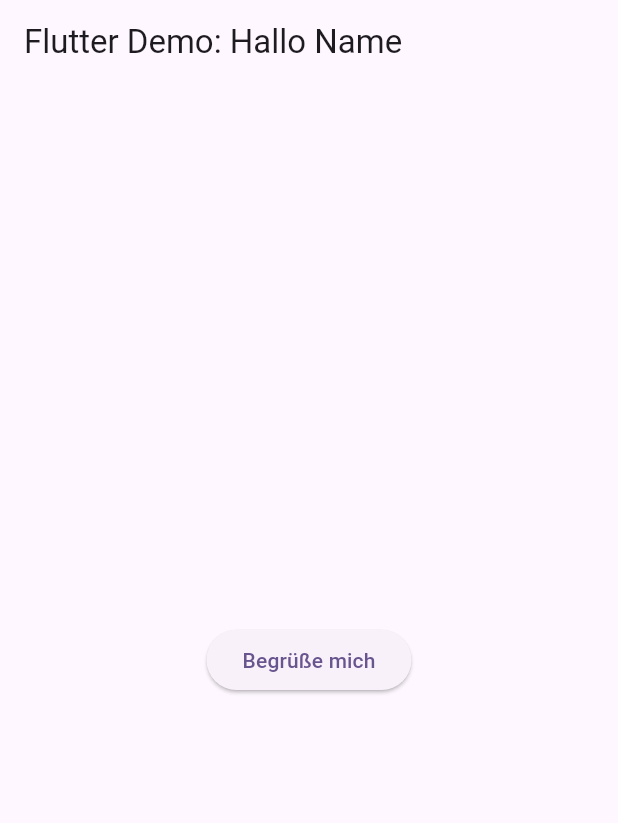
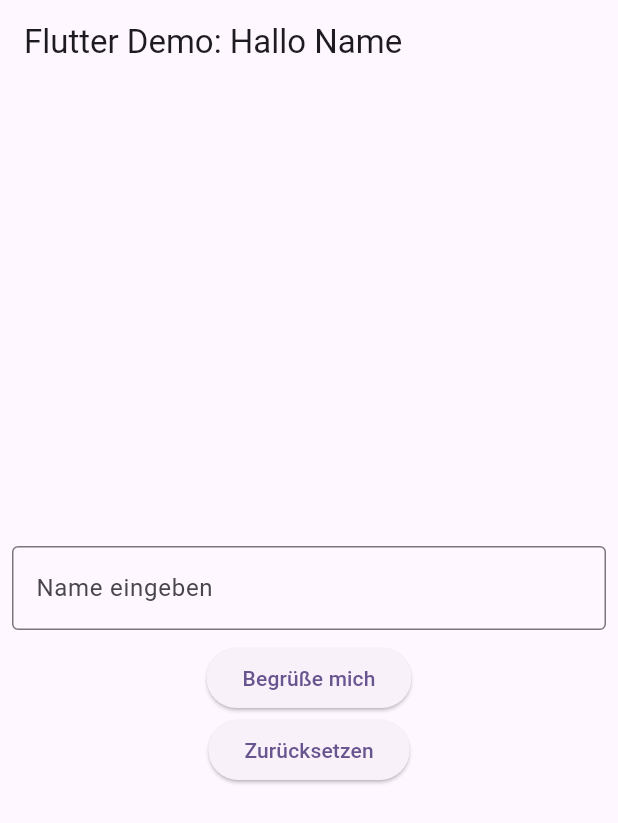
Before and after one commit to MDecker-MobileComputing/Flutter_HalloName, a Flutter app: the screen it shows after launch, after a tap on "Begrüße mich", on a phone screen of 412 x 824 dp. Shown: the top 823 px of the screen. Run offline on Flutter 3.47's test engine with Material 3 defaults, Android fonts, the phone set to English and light mode, and no system bars.

Commit message:
Button "Zuruecksetzen" dazu

```diff
--- a/lib/main.dart
+++ b/lib/main.dart
@@ -35,7 +35,8 @@
 
 
 class _MyHomePageState extends State<MyHomePage> {
-  int _counter = 0;
+
+  TextEditingController _controller = TextEditingController();
 
   /*
   void _incrementCounter() {
@@ -60,16 +61,36 @@
         child: Column(
           mainAxisAlignment: MainAxisAlignment.center,
           children: <Widget>[
+            Padding(
+              padding: const EdgeInsets.all(8.0),
+              child: Stack(
+                alignment: Alignment.centerRight,
+                children: [
+                  TextField(
+                    controller: _controller,
+                    decoration: InputDecoration(
+                      border: OutlineInputBorder(),
+                      labelText: 'Name eingeben',
+                    ),
+                  )
+                ],
+              ),
+            ),
             ElevatedButton(
               onPressed: () {
-                print('Button geklickt: Begrüße mich');
+                print('Button geklickt, "${_controller.text}" will begrüßt werden.');
               },
               child: Text('Begrüße mich'),
+            ),
+            ElevatedButton(
+              onPressed: () {
+                _controller.clear();
+              },
+              child: Text('Zurücksetzen'),
             ),
           ],
         ),
       ),
     );
   }
-
 }
```
